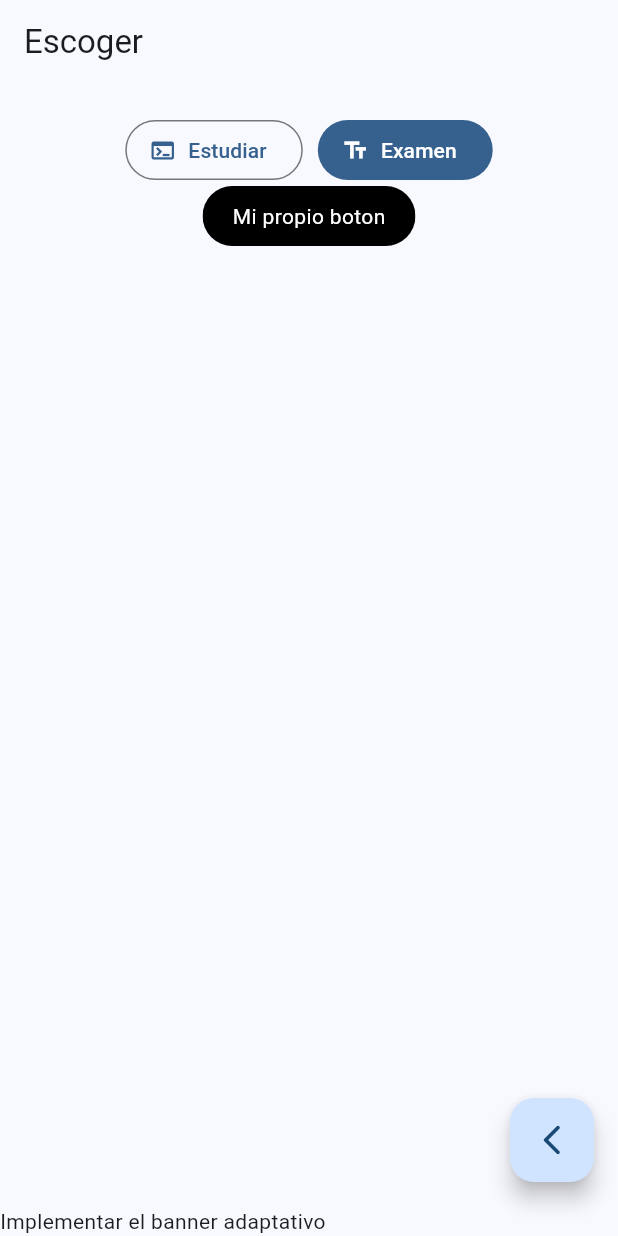
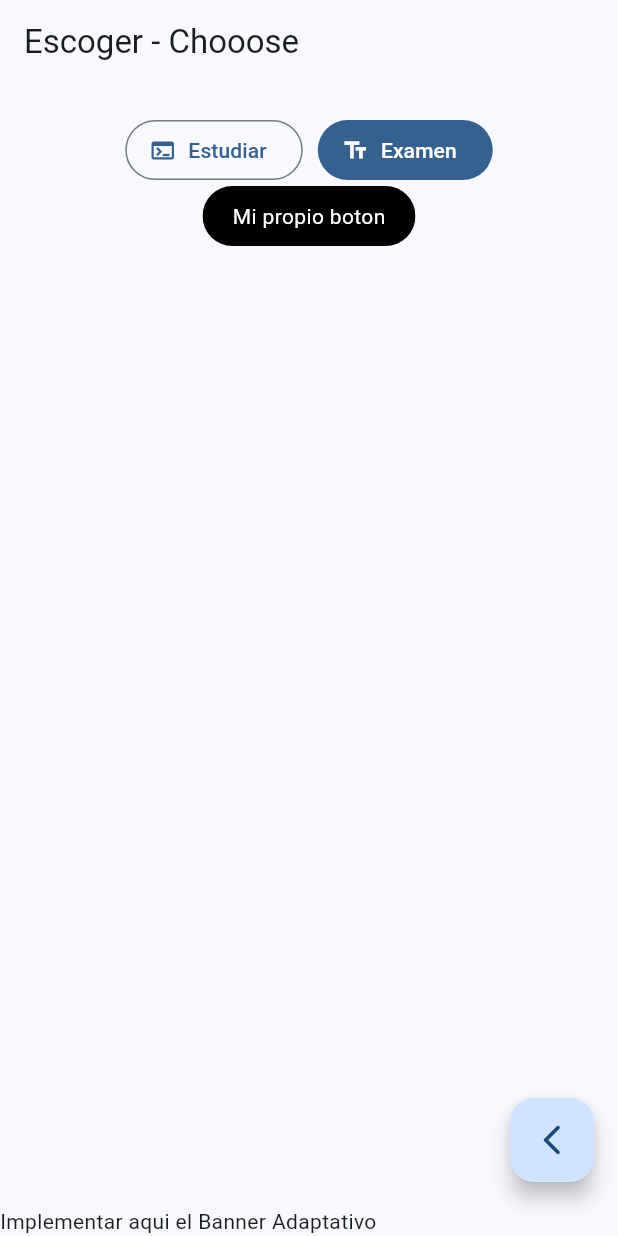
Before and after one commit to khrypton/simulacro, a Flutter app: the ChooseScreen screen opened by its route, on a phone screen of 412 x 824 dp. Run offline on Flutter 3.47's test engine with Material 2 defaults, Android fonts, the phone set to English and light mode, and no system bars; our stand-ins replace go_router.

Commit message:
Este es modificado final de choose_screen

```diff
--- a/lib/screens/choose_screen.dart
+++ b/lib/screens/choose_screen.dart
@@ -8,7 +8,7 @@ class ChooseScreen extends StatelessWidget {
   Widget build(BuildContext context) {
     return Scaffold(
       appBar: AppBar(
-        title: const Text("Escoger"),
+        title: const Text("Escoger - Chooose"),
       ),
       body: const _ChooseView(),
       floatingActionButton: FloatingActionButton(
@@ -17,7 +17,7 @@ class ChooseScreen extends StatelessWidget {
           context.pop();
         },
       ),
-      bottomNavigationBar: const Text("Implementar el banner adaptativo"),
+      bottomNavigationBar: const Text("Implementar aqui el Banner Adaptativo"),
     );
   }
 }
```
Also changed, not shown: 2 other files.
